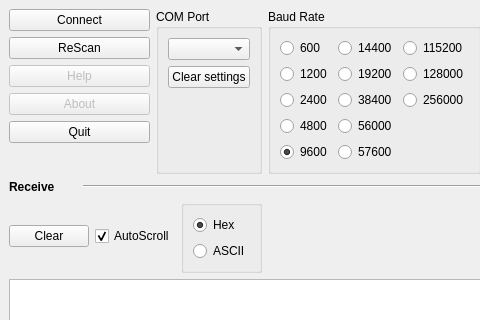
Old version of the form ui/terminal.ui in the repository marker5a/EasyTerm; both pictures show x 0 to 480 and y 0 to 320 of the 802 by 634 pixel window.
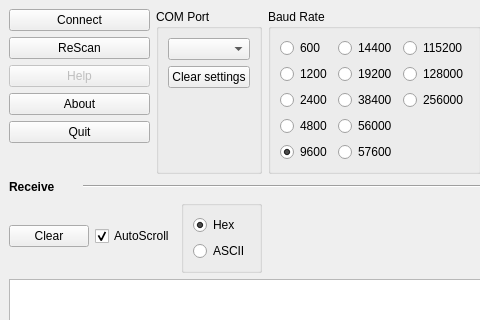
New version of the form. Icons and pictures are not drawn.

Commit message: Added about dialog

Patch:
```diff
--- a/ui/terminal.ui
+++ b/ui/terminal.ui
@@ -48,7 +48,7 @@
       <item>
        <widget class="QPushButton" name="about_button">
         <property name="enabled">
-         <bool>false</bool>
+         <bool>true</bool>
         </property>
         <property name="text">
          <string>About</string>
```
The commit also changes 6 other files.
